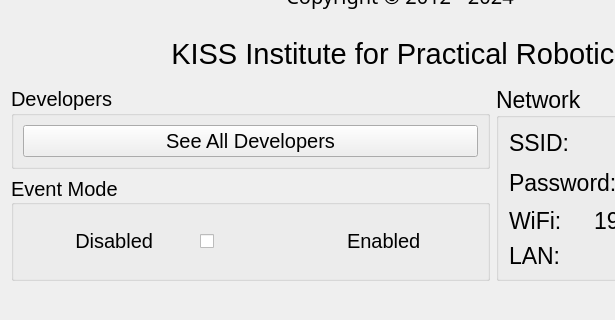
Qt form ui/AboutWidget.ui (kipr/botui) before a commit; both pictures show x 0 to 615 and y 160 to 480 of the 800 by 480 pixel window.
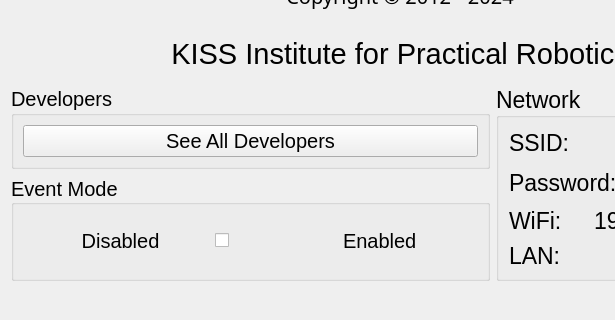
The same form after that commit. Icons and pictures are not drawn.

Commit message: Changing Event Mode toggle size

What changed in the file:
```diff
--- a/ui/AboutWidget.ui
+++ b/ui/AboutWidget.ui
@@ -276,7 +276,7 @@
            </property>
            <layout class="QVBoxLayout" name="verticalLayout">
             <item>
-             <layout class="QHBoxLayout" name="horizontalLayout_6" stretch="0,0,0">
+             <layout class="QHBoxLayout" name="horizontalLayout_6" stretch="2,0,0">
               <property name="spacing">
                <number>0</number>
               </property>
@@ -302,7 +302,7 @@
                 </property>
                 <property name="maximumSize">
                  <size>
-                  <width>80</width>
+                  <width>85</width>
                   <height>16777215</height>
                  </size>
                 </property>
@@ -310,7 +310,7 @@
                  <string>Disabled</string>
                 </property>
                 <property name="alignment">
-                 <set>Qt::AlignRight|Qt::AlignTrailing|Qt::AlignVCenter</set>
+                 <set>Qt::AlignCenter</set>
                 </property>
                </widget>
               </item>
@@ -324,15 +324,12 @@
                 </property>
                 <property name="maximumSize">
                  <size>
-                  <width>100</width>
+                  <width>76</width>
                   <height>16777215</height>
                  </size>
                 </property>
                 <property name="styleSheet">
-                 <string notr="true">QCheckBox::indicator{
-
-	margin-left: 7%;
-}
+                 <string notr="true">
 
 QCheckBox::indicator:checked{
 	image:url(&quot;://qml/right.png&quot;);
```
Left out of the diff: 3 changed lines with no effect on the pictures.
